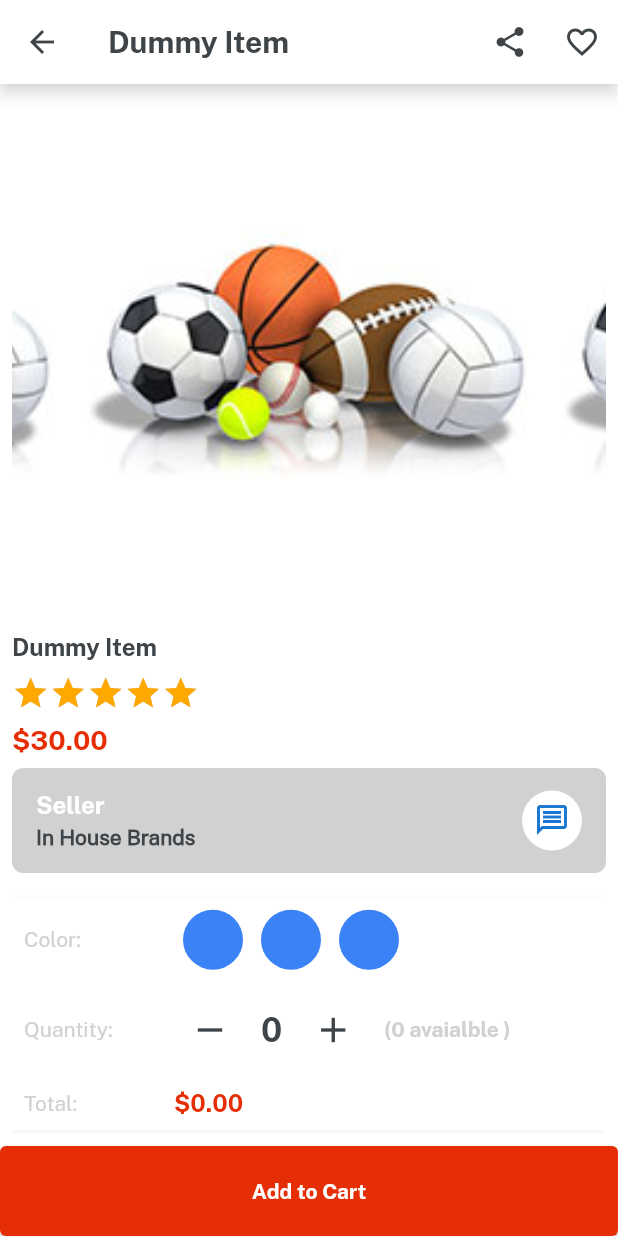
After one commit to HussnulMaab192/Ecommerce-App-with-Flutter, a Flutter app: the ItemDetails screen opened directly, on a phone screen of 412 x 824 dp. The commit adds this screen. Run offline on Flutter 3.47's test engine with Material 2 defaults, Android fonts, the phone set to English and light mode, and no system bars; drawn by our look-alikes of velocity_x; our stand-ins replace get.

Commit message:
UI for category , category details and Item details is ready

```diff
--- a/lib/lists.dart
+++ b/lib/lists.dart
@@ -31,3 +31,35 @@ List featuredList2 = [
 ];
 List featuredImages1 = [imgS1, imgS2, imgS3];
 List featuredImages2 = [imgS4, imgS5, imgS6];
+
+const categoriesList = [
+  menClothingFashion,
+  compAccess,
+  autoMobile,
+  kidtoys,
+  sports,
+  cellphones,
+  cosmetics,
+  drillingMachine,
+  furniture,
+];
+
+const categoriesImages = [
+  imgFc1,
+  imgFc2,
+  imgFc3,
+  imgFc4,
+  imgFc5,
+  imgFc6,
+  imgFc7,
+  imgFc8,
+  imgFc9,
+];
+const itemsButtonDeailsList = [
+  video,
+  reviews,
+  privacyPolicy,
+  sellerPolicy,
+  returnPolicy,
+  supportPolicy,
+];
--- a/lib/main.dart
+++ b/lib/main.dart
@@ -16,9 +16,12 @@ class MyApp extends StatelessWidget {
       debugShowCheckedModeBanner: false,
       title: appname,
       theme: ThemeData(
+        iconTheme: const IconThemeData(color: darkFontGrey),
         fontFamily: regular,
         scaffoldBackgroundColor: Colors.transparent,
-        appBarTheme: const AppBarTheme(color: Colors.transparent),
+        appBarTheme: const AppBarTheme(
+            color: Colors.transparent,
+            iconTheme: IconThemeData(color: darkFontGrey)),
         primarySwatch: Colors.blue,
       ),
       home: const SplashScreen(),
--- /dev/null
+++ b/lib/views/category_screens/items_details.dart
@@ -0,0 +1,297 @@
+// ignore_for_file: public_member_api_docs, sort_constructors_first
+
+import 'package:flutter_amazon/consts/consts.dart';
+import 'package:flutter_amazon/lists.dart';
+import 'package:flutter_amazon/widgets_common/custom_button.dart';
+import 'package:flutter_amazon/widgets_common/responsive_height.dart';
+
+class ItemDetails extends StatelessWidget {
+  String title;
+  ItemDetails({
+    Key? key,
+    required this.title,
+  }) : super(key: key);
+
+  @override
+  Widget build(BuildContext context) {
+    return Scaffold(
+      backgroundColor: whiteColor,
+      appBar: AppBar(
+        backgroundColor: whiteColor,
+        shadowColor: whiteColor,
+        title: title.text.color(darkFontGrey).fontFamily(bold).make(),
+        actions: [
+          IconButton(
+              onPressed: () {},
+              icon: const Icon(
+                Icons.share,
+              )),
+          IconButton(
+            onPressed: () {},
+            icon: const Icon(
+              Icons.favorite_border_outlined,
+            ),
+          )
+        ],
+      ),
+      body: Column(
+        children: [
+          Expanded(
+            child: Padding(
+              padding: const EdgeInsets.all(8),
+              child: SingleChildScrollView(
+                scrollDirection: Axis.vertical,
+                child: Column(
+                  crossAxisAlignment: CrossAxisAlignment.start,
+                  children: [
+                    VxSwiper.builder(
+                      autoPlay: true,
+                      height: 350,
+                      aspectRatio: 16 / 9,
+                      itemCount: 3,
+                      itemBuilder: (context, index) {
+                        return Image.asset(
+                          imgFc5,
+                          width: double.infinity,
+                          fit: BoxFit.cover,
+                        );
+                      },
+                    ),
+                    myCommonheight(0.01),
+                    title.text
+                        .size(16)
+                        .color(darkFontGrey)
+                        .fontFamily(bold)
+                        .make(),
+                    myCommonheight(0.01),
+                    VxRating(
+                      onRatingUpdate: (value) {},
+                      normalColor: textfieldGrey,
+                      selectionColor: golden,
+                      count: 5,
+                      size: 25,
+                      stepInt: true,
+                    ),
+                    myCommonheight(0.01),
+                    "\$30.00"
+                        .text
+                        .color(redColor)
+                        .fontFamily(bold)
+                        .size(18)
+                        .make(),
+                    myCommonheight(0.01),
+                    Row(
+                      children: [
+                        Expanded(
+                          child: Column(
+                            mainAxisAlignment: MainAxisAlignment.center,
+                            crossAxisAlignment: CrossAxisAlignment.start,
+                            children: [
+                              "Seller"
+                                  .text
+                                  .white
+                                  .size(16)
+                                  .fontFamily(bold)
+                                  .make(),
+                              myCommonheight(0.005),
+                              "In House Brands"
+                                  .text
+                                  .color(darkFontGrey)
+                                  .semiBold
+                                  .make(),
+                            ],
+                          ),
+                        ),
+                        const CircleAvatar(
+                          backgroundColor: whiteColor,
+                          child: Icon(Icons.message_outlined),
+                        ),
+                      ],
+                    )
+                        .box
+                        .height(70)
+                        .roundedSM
+                        .color(textfieldGrey)
+                        .padding(const EdgeInsets.symmetric(horizontal: 16))
+                        .make(),
+                    myCommonheight(0.02),
+                    Column(
+                      children: [
+                        Row(
+                          children: [
+                            SizedBox(
+                              width: 100,
+                              child: "Color: ".text.color(textfieldGrey).make(),
+                            ),
+                            Row(
+                              children: List.generate(
+                                  3,
+                                  (index) => VxBox()
+                                      .size(40, 40)
+                                      .roundedFull
+                                      .color(Vx.randomPrimaryColor)
+                                      .margin(const EdgeInsets.symmetric(
+                                          horizontal: 6))
+                                      .make()),
+                            )
+                          ],
+                        ).box.padding(const EdgeInsets.all(8)).make(),
+
+// quantity row
+
+                        Row(
+                          children: [
+                            SizedBox(
+                              width: 100,
+                              child:
+                                  "Quantity: ".text.color(textfieldGrey).make(),
+                            ),
+                            Row(children: [
+                              IconButton(
+                                onPressed: () {},
+                                iconSize: 28,
+                                icon: const Icon(Icons.remove),
+                              ),
+                              10.widthBox,
+                              "0"
+                                  .text
+                                  .size(22)
+                                  .color(darkFontGrey)
+                                  .fontFamily(bold)
+                                  .make(),
+                              10.widthBox,
+                              IconButton(
+                                onPressed: () {},
+                                iconSize: 28,
+                                icon: const Icon(Icons.add),
+                              ),
+                              10.widthBox,
+                              "(0 avaialble )"
+                                  .text
+                                  .color(textfieldGrey)
+                                  .fontFamily(bold)
+                                  .make(),
+                            ])
+                          ],
+                        ).box.padding(const EdgeInsets.all(8)).make(),
+
+                        Row(
+                          children: [
+                            SizedBox(
+                              width: 100,
+                              child: "Total: ".text.color(textfieldGrey).make(),
+                            ),
+                            "\$0.00"
+                                .text
+                                .size(16)
+                                .color(redColor)
+                                .fontFamily(bold)
+                                .make(),
+                          ],
+                        ).box.padding(const EdgeInsets.all(8)).make(),
+                      ],
+                    ).box.white.shadowSm.make(),
+                    // Description section is here
+                    myCommonheight(0.01),
+                    "Description"
+                        .text
+                        .color(darkFontGrey)
+                        .fontFamily(bold)
+                        .make(),
+                    myCommonheight(0.01),
+                    "This is dummy item and dummy description here.... "
+                        .text
+                        .color(textfieldGrey)
+                        .make(),
+                    myCommonheight(0.01),
+
+                    // Button sections
+
+                    ListView(
+                      physics: const NeverScrollableScrollPhysics(),
+                      shrinkWrap: true,
+                      children: List.generate(
+                        itemsButtonDeailsList.length,
+                        (index) => Card(
+                          elevation: 2,
+                          shape: RoundedRectangleBorder(
+                            borderRadius: BorderRadius.circular(12),
+                            side: BorderSide(color: Colors.grey.shade300),
+                          ),
+                          child: ListTile(
+                            title: itemsButtonDeailsList[index]
+                                .text
+                                .color(darkFontGrey)
+                                .fontFamily(semibold)
+                                .make(),
+                            trailing: const Icon(Icons.arrow_forward),
+                          ),
+                        ),
+                      ),
+                    ),
+
+                    //Product  you may Also like
+                    myCommonheight(0.01),
+                    productYouMayAlsoLike.text
+                        .size(16)
+                        .color(darkFontGrey)
+                        .fontFamily(bold)
+                        .make(),
+
+                    myCommonheight(0.01),
+                    SingleChildScrollView(
+                      scrollDirection: Axis.horizontal,
+                      child: Row(
+                        children: List.generate(
+                            6,
+                            (index) => Column(
+                                  crossAxisAlignment: CrossAxisAlignment.start,
+                                  children: [
+                                    Image.asset(
+                                      imgP1,
+                                      width: 150,
+                                      fit: BoxFit.cover,
+                                    ),
+                                    myCommonheight(0.01),
+                                    "Laptop 4GB /64GB "
+                                        .text
+                                        .fontFamily(semibold)
+                                        .color(darkFontGrey)
+                                        .make(),
+                                    myCommonheight(0.01),
+                                    "\$500"
+                                        .text
+                                        .color(redColor)
+                                        .size(16)
+                                        .fontFamily(bold)
+                                        .make(),
+                                  ],
+                                )
+                                    .box
+                                    .white
+                                    .margin(const EdgeInsets.symmetric(
+                                        horizontal: 4))
+                                    .rounded
+                                    .padding(const EdgeInsets.all(8))
+                                    .make()),
+                      ),
+                    )
+                  ],
+                ),
+              ),
+            ),
+          ),
+          SizedBox(
+            width: double.infinity,
+            height: 60,
+            child: customButton(
+                onPressed: () {},
+                buttonColor: redColor,
+                textcolor: whiteColor,
+                title: "Add to Cart"),
+          ),
+        ],
+      ),
+    );
+  }
+}
--- a/lib/views/home_screens/home.dart
+++ b/lib/views/home_screens/home.dart
@@ -1,10 +1,10 @@
 import 'package:flutter_amazon/consts/consts.dart';
 import 'package:flutter_amazon/controllers/home_controller.dart';
-import 'package:flutter_amazon/views/auth_screens/profile_screens/profile_screen.dart';
+import 'package:flutter_amazon/views/profile_screens/profile_screen.dart';
 import 'package:flutter_amazon/views/home_screens/home_screen.dart';
 import 'package:get/get.dart';
 
-import '../auth_screens/category_screens/category_screen.dart';
+import '../category_screens/category_screen.dart';
 import '../cart_screens/cart_screen.dart';
 
 class Home extends StatelessWidget {
```
Also changed, not shown: lib/consts/strings.dart (+22 -0 lines), lib/views/auth_screens/category_screens/category_screen.dart (deleted, +0 -17 lines), lib/views/category_screens/category_details.dart (added, +101 -0 lines), lib/views/category_screens/category_screen.dart (added, +61 -0 lines), lib/views/profile_screens/profile_screen.dart (renamed from lib/views/auth_screens/profile_screens/profile_screen.dart).
